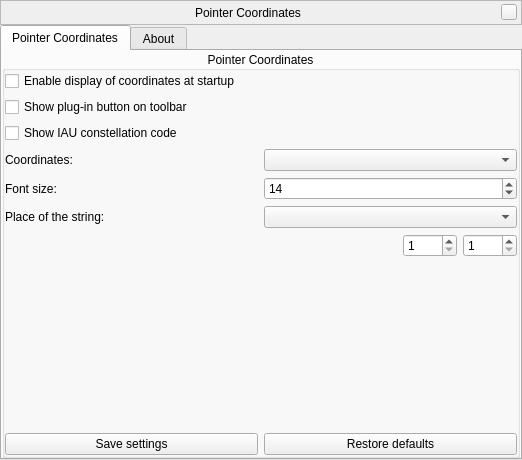
Old version of the form plugins/PointerCoordinates/src/gui/pointerCoordinatesWindow.ui in the repository 519984307/stellarium_src.
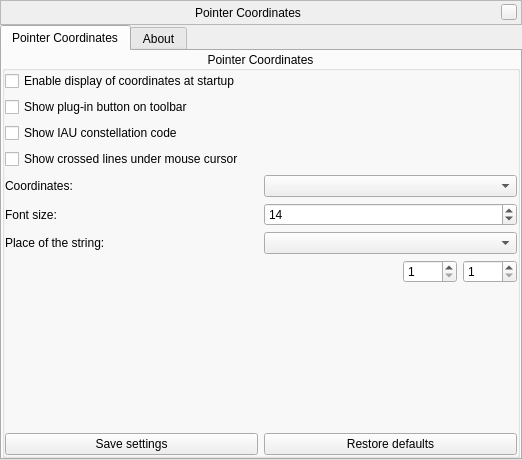
New version of the form. Custom widgets are drawn as their Qt base class.

Commit message: Added new feature to the Pointer Coordinates plugin

```diff
--- a/plugins/PointerCoordinates/src/gui/pointerCoordinatesWindow.ui
+++ b/plugins/PointerCoordinates/src/gui/pointerCoordinatesWindow.ui
@@ -205,6 +205,13 @@
             </property>
            </widget>
           </item>
+          <item>
+           <widget class="QCheckBox" name="checkBoxCrossedLines">
+            <property name="text">
+             <string>Show crossed lines under mouse cursor</string>
+            </property>
+           </widget>
+          </item>
           <item>
            <layout class="QHBoxLayout" name="horizontalLayout_4">
             <item>
```
The commit also changes 4 other files.
